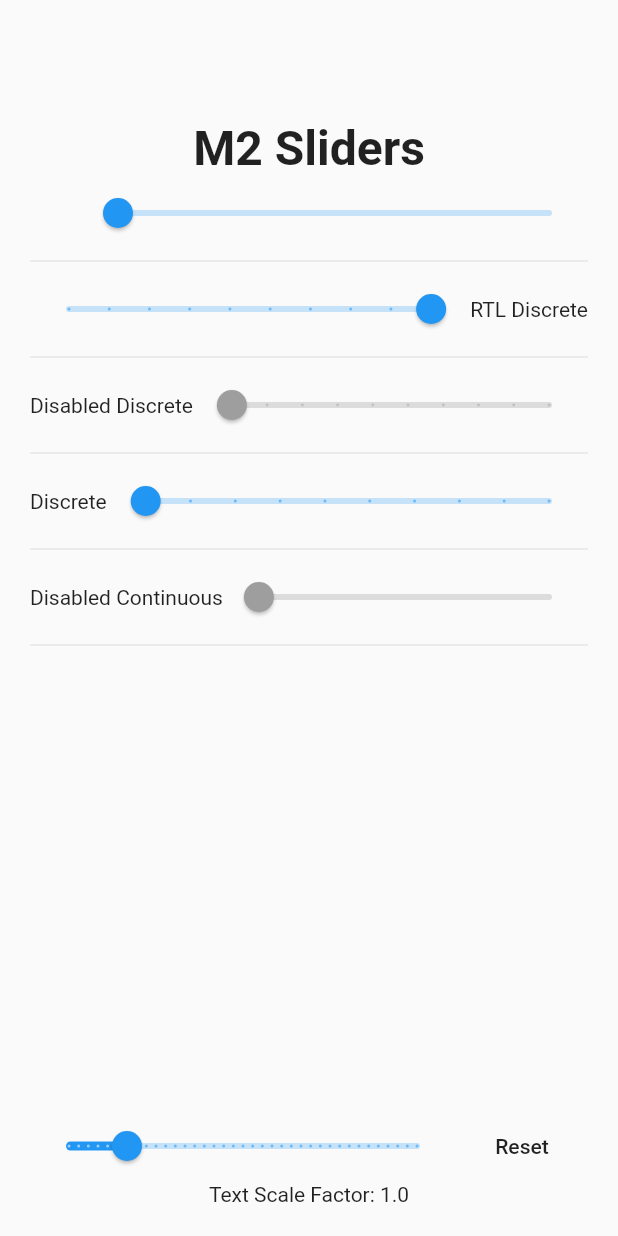
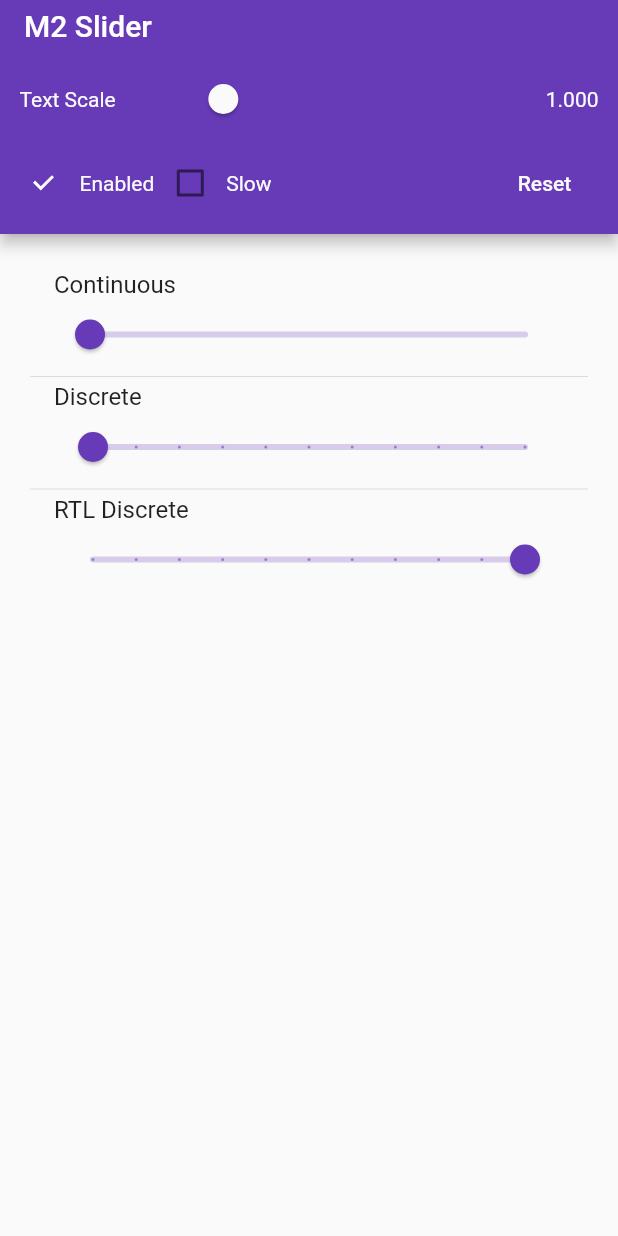
Before and after one commit to gspencergoog/test_widget, a Flutter app: the screen it shows after launch, on a phone screen of 412 x 824 dp. Run offline on Flutter 3.47's test engine with Material 2 defaults, Android fonts, the phone set to English and light mode, and no system bars.

Commit message:
Cleaning up sliders app

```diff
--- a/lib/sliders.dart
+++ b/lib/sliders.dart
@@ -1,4 +1,6 @@
+import 'dart:async';
 import 'dart:math';
+import 'package:flutter/scheduler.dart' show timeDilation;
 import 'package:flutter/material.dart';
 import 'package:flutter/rendering.dart';
 
@@ -31,143 +33,225 @@ class MyHomePage extends StatefulWidget {
 
 class _MyHomePageState extends State<MyHomePage> {
   double _size = 1.0;
-  double _testValue = 1.0;
+  bool _enable = true;
+  bool _slowAnimations = false;
+  static final GlobalKey<ScaffoldState> scaffoldKey = new GlobalKey<ScaffoldState>();
 
-  void _setValue(double value) {
+  void _setValue1(double value) {
     setState(() {
-      _testValue = pow(2, value);
+      sliderValue[0] = value;
+      testValue[0] = pow(2, value).round();
     });
   }
 
-  double get sliderValue => _testValue > 0.0 ? log(_testValue) / ln2 : 0.0;
+  void _setValue2(double value) {
+    setState(() {
+      sliderValue[1] = value;
+      testValue[1] = pow(2, value).round();
+    });
+  }
 
-  Widget _wrapSlider(String label, Widget slider) {
-    return new Row(
+  void _setValue3(double value) {
+    setState(() {
+      sliderValue[2] = value;
+      testValue[2] = pow(2, value).round();
+    });
+  }
+
+  List<double> sliderValue = <double>[0.0, 0.0, 0.0];
+  List<int> testValue = <int>[1, 1, 1];
+
+  Widget _buildBottomControls() {
+    final SliderThemeData controlTheme = new SliderThemeData(
+      thumbColor: Colors.grey[50],
+      activeTickMarkColor: Colors.deepPurple[200],
+      activeRailColor: Colors.deepPurple[300],
+      inactiveRailColor: Colors.grey[50],
+    );
+
+    return new PreferredSize(
+      preferredSize: const Size.fromHeight(100.0),
+      child: new Padding(
+        padding: new EdgeInsets.fromLTRB(5.0, 0.0, 5.0, 10.0),
+        child: new Column(
+          children: <Widget>[
+            new Padding(
+              padding: const EdgeInsets.all(8.0),
+              child: new Row(
+                children: <Widget>[
+                  new Text(
+                    'Text Scale',
+                    style: new TextStyle(color: Colors.grey[50]),
+                  ),
+                  new Expanded(
+                    child: new SliderTheme(
+                      data: controlTheme,
+                      child: new Slider(
+                          label: '$_size',
+                          min: 0.5,
+                          max: 3.0,
+                          //divisions: 18 * 2,
+                          onChanged: (double value) {
+                            setState(() {
+                              _size = value;
+                            });
+                          },
+                          value: _size),
+                    ),
+                  ),
+                  new Text(
+                    "${_size.toStringAsFixed(3)}",
+                    style: new TextStyle(color: Colors.grey[50]),
+                  ),
+                ],
+              ),
+            ),
+            new Row(
               crossAxisAlignment: CrossAxisAlignment.center,
+              children: [
+                new Row(
                   children: <Widget>[
-        new Center(child: new Text(label)),
-        new Expanded(child: slider),
+                    new Checkbox(
+                      onChanged: (bool checked) {
+                        setState(() {
+                          _enable = checked;
+                        });
+                      },
+                      value: _enable,
+                    ),
+                    new Text(
+                      'Enabled',
+                      style: new TextStyle(color: Colors.grey[50]),
+                    ),
                   ],
+                ),
+                new Row(
+                  children: <Widget>[
+                    new Checkbox(
+                      onChanged: (bool checked) {
+                        setState(() {
+                          _slowAnimations = checked;
+                        });
+                        new Future.delayed(new Duration(milliseconds: 150)).then((dynamic _) {
+                          if (_slowAnimations) {
+                            timeDilation = 20.0;
+                          } else {
+                            timeDilation = 1.0;
+                          }
+                        });
+                      },
+                      value: _slowAnimations,
+                    ),
+                    new Text(
+                      'Slow',
+                      style: new TextStyle(color: Colors.grey[50]),
+                    ),
+                  ],
+                ),
+                new Expanded(child: new Container()),
+                new MaterialButton(
+                  onPressed: () {
+                    setState(() {
+                      _size = 1.0;
+                      sliderValue = <double>[0.0, 0.0, 0.0];
+                      testValue = <int>[1, 1, 1];
+                    });
+                  },
+                  child: new Text(
+                    'Reset',
+                    style: new TextStyle(color: Colors.grey[50]),
+                  ),
+                ),
+              ],
+            ),
+          ],
+        ),
+      ),
+    );
+  }
+
+  Widget _wrapSlider(String label, Widget slider, int value) {
+    return new ListTile(
+      title: new Text(label, textAlign: TextAlign.start),
+      subtitle: slider,
     );
   }
 
   @override
   Widget build(BuildContext context) {
-    ThemeData theme1 = Theme.of(context).copyWith(sliderTheme: new SliderThemeData(activeRail: Colors.black));
-    SliderThemeData theme2 = theme1.sliderTheme.copyWith(thumb: Colors.red,
-        activeTickMarks: Colors.black);
-    return new DefaultTextStyle(
-      style: new TextStyle(
-          color: Colors.white,
-          fontSize: 14.0,
-          fontFamily: 'Roboto',
-          fontStyle: FontStyle.normal),
-      child: new Material(
-        child: new Theme(
-          data: theme1,
-          child: new MediaQuery(
-            data: MediaQuery.of(context).copyWith(textScaleFactor: _size),
-            child: new SliderTheme(
-              data: theme2,
-              child: new Padding(
-                padding: new EdgeInsets.all(20.0),
-                child: new Column(
-                  mainAxisSize: MainAxisSize.max,
-                  children: <Widget>[
-                    new Padding(padding: const EdgeInsets.only(top: 60.0)),
-                    const Text(
-                      'M2 Sliders',
-                      style: const TextStyle(
-                          fontSize: 32.0, fontWeight: FontWeight.bold),
+//    Primary	#6200EE
+//    Primary Dark	#3700b3
+//    Primary Light	#d7b7fd
+//    Secondary	#191919
+//    Dark	#000000
+//    Light	#FFFFFF
+//    Error	#FF1744
+
+    ThemeData theme1 = new ThemeData(
+      primarySwatch: Colors.deepPurple,
+    );
+    SliderThemeData theme2 = theme1.sliderTheme;
+
+    List<Widget> tiles = <Widget>[
+      _wrapSlider(
+        'Continuous',
+        new Slider(
+            label: '${testValue[0]}',
+            min: 0.0,
+            max: 20.0,
+            onChanged: _enable ? _setValue1 : null,
+            value: sliderValue[0]),
+        testValue[0],
       ),
-                    _wrapSlider(
-                      '          ',
-                      new Slider(
-                          label: '${_testValue.floor()}',
-                          min: 0.0,
-                          max: 18.0,
-                          onChanged: _setValue,
-                          value: sliderValue),
-                    ),
-                    new Divider(),
-                    new Directionality(
-                      textDirection: TextDirection.rtl,
-                      child: _wrapSlider(
-                        'RTL Discrete',
-                        new Slider(
-                            label: '${_testValue.floor()}',
-                            min: 0.0,
-                            max: 18.0,
-                            divisions: 9,
-                            onChanged: _setValue,
-                            value: sliderValue),
-                      ),
-                    ),
-                    new Divider(),
-                    _wrapSlider(
-                      'Disabled Discrete',
-                      new Slider(
-                        label: '0.0',
-                        min: 10.0,
-                        max: 10.0,
-                        divisions: 9,
-                        onChanged: null,
-                        value: 10.0,
-                      ),
-                    ),
-                    new Divider(),
       _wrapSlider(
         'Discrete',
         new Slider(
-                          label: '${_testValue.floor()}',
+            label: '${testValue[1]}',
             min: 0.0,
-                          max: 18.0,
-                          divisions: 9,
-                          onChanged: _setValue,
-//                        activeColor: Colors.purple,
-//                        inactiveColor: Colors.white,
-                          value: sliderValue),
+            max: 20.0,
+            divisions: 10,
+            onChanged: _enable ? _setValue2 : null,
+            value: sliderValue[1]),
+        testValue[1],
       ),
-                    new Divider(),
       _wrapSlider(
-                      'Disabled Continuous',
-                      new Slider(
-                        label: '0.0',
-                        min: 10.0,
-                        max: 10.0,
-                        onChanged: null,
-                        value: 10.0,
+        'RTL Discrete',
+        new Directionality(
+          textDirection: TextDirection.rtl,
+          child: new Slider(
+              label: '${testValue[2]}',
+              min: 0.0,
+              max: 20.0,
+              divisions: 10,
+              onChanged: _enable ? _setValue3 : null,
+              value: sliderValue[2]),
         ),
+        testValue[2],
       ),
-                    new Divider(),
-                    new Flexible(child: new Container()),
-                    new Row(
-                      children: <Widget>[
-                        new Expanded(
-                            child: new Slider(
-                                label: '$_size',
-                                min: 0.25,
-                                max: 9.5 / 2.0,
-                                divisions: 18 * 2,
-                                onChanged: (double value) {
-                                  setState(() {
-                                    _size = value;
-                                  });
-                                },
-                                value: _size)),
-                        new MaterialButton(
-                          onPressed: () {
-                            setState(() {
-                              _size = 1.0;
-                              _testValue = 0.0;
-                            });
-                          },
-                          child: const Text('Reset'),
+    ];
+    tiles = ListTile.divideTiles(context: context, tiles: tiles).toList();
+
+    return new SafeArea(
+      child: new DefaultTextStyle(
+        style: new TextStyle(
+            color: Colors.white, fontSize: 14.0, fontFamily: 'Roboto', fontStyle: FontStyle.normal),
+        child: new Theme(
+          data: theme1,
+          child: new Scaffold(
+            key: scaffoldKey,
+            appBar: new AppBar(
+              title: new Text('M2 Slider'),
+              bottom: _buildBottomControls(),
             ),
-                      ],
+            body: new Scrollbar(
+              child: new SliderTheme(
+                data: theme2,
+                child: new MediaQuery(
+                  data: MediaQuery.of(context).copyWith(textScaleFactor: _size),
+                  child: new ListView(
+                    padding: new EdgeInsets.all(20.0),
+                    children: tiles,
                   ),
-                    new Text("Text Scale Factor: $_size", textScaleFactor: 1.0),
-                  ],
                 ),
               ),
             ),
```
Also changed, not shown: 1 other file. Lines whose indentation alone changed are shown as unchanged.
